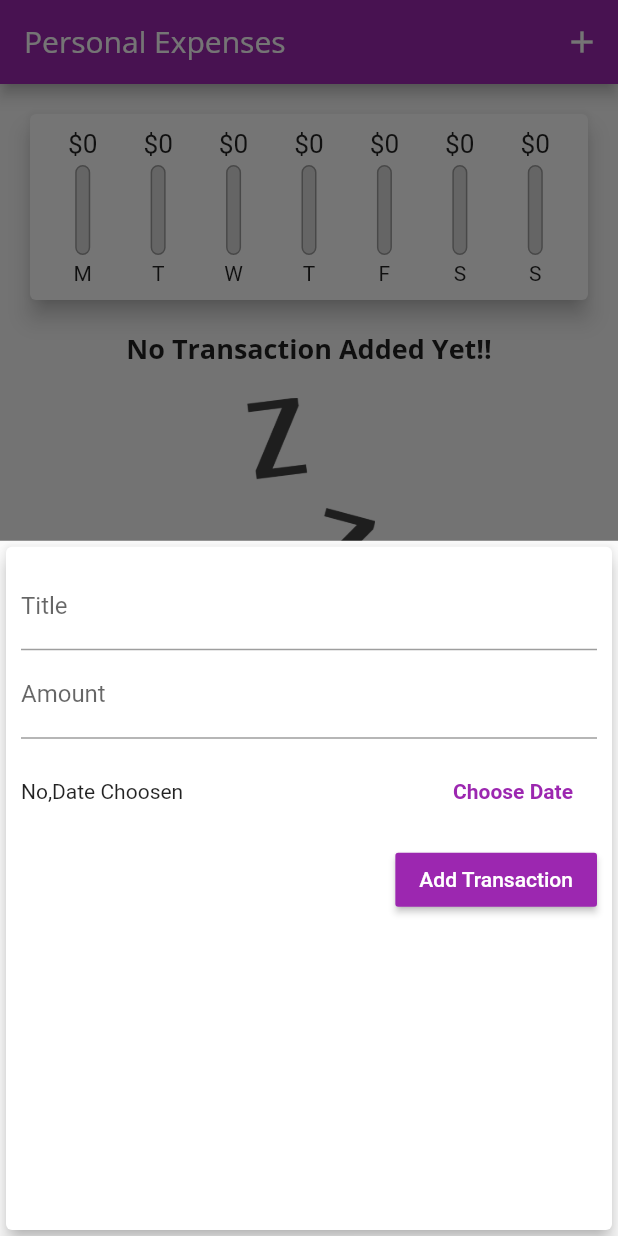
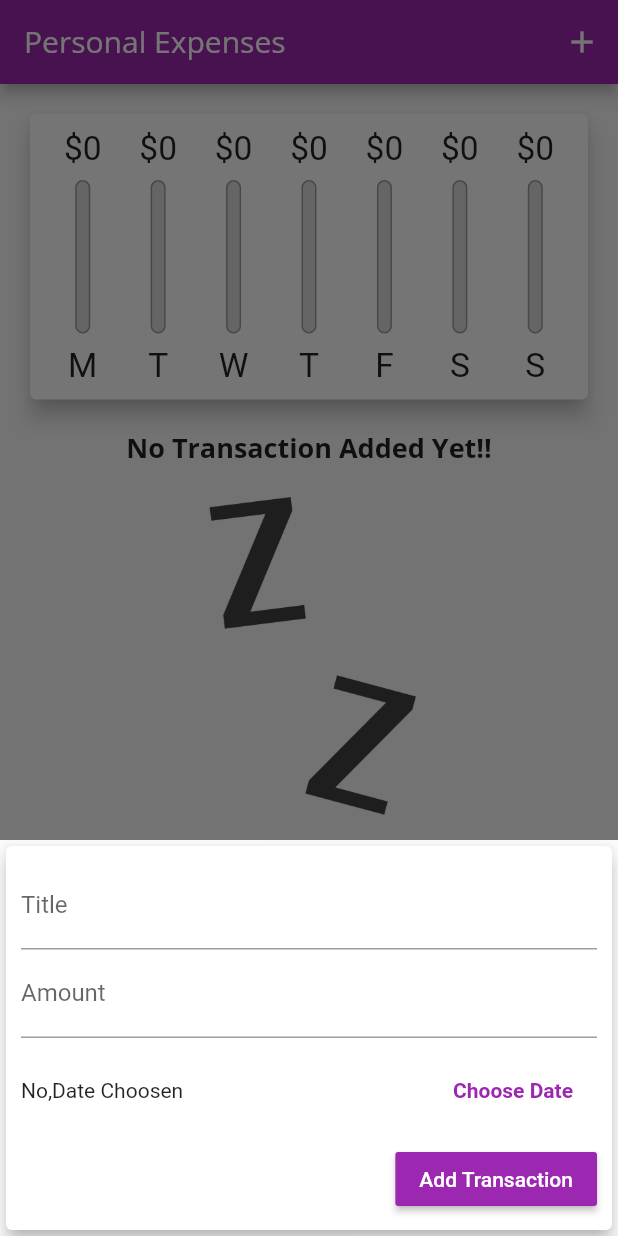
Before and after one commit to shailja-coolspy/Flutter_learning_project, a Flutter app: the screen it shows after launch, after a tap on the "add" icon, on a phone screen of 412 x 824 dp. Run offline on Flutter 3.47's test engine with Material 2 defaults, Android fonts, the phone set to English and light mode, and no system bars; missing offline and left inert: dart:ffi.

Commit message:
responsive and adaptive

```diff
--- a/expense_planner/lib/main.dart
+++ b/expense_planner/lib/main.dart
@@ -1,15 +1,27 @@
+//import dart package on top then third party package...
+import 'dart:io';
+
+import 'package:flutter/cupertino.dart';
 import 'package:expense_planner/widgets/chart.dart';
 import 'package:expense_planner/widgets/new_transaction.dart';
 import 'package:expense_planner/widgets/transaction_list.dart';
 import 'package:flutter/material.dart';
+import 'package:flutter/services.dart';
 import 'models/transaction.dart';
 import 'package:intl/intl.dart';
 
-void main() => runApp(MyApp());
+void main() {
+  //restricting app to potrait mode::
+  // WidgetsFlutterBinding.ensureInitialized();
+  // SystemChrome.setPreferredOrientations(
+  //     [DeviceOrientation.portraitUp, DeviceOrientation.portraitDown]);
+  runApp(MyApp());
+}
 
 class MyApp extends StatelessWidget {
   @override
   Widget build(BuildContext context) {
+    //we will not use cupertinoApp() becz of limited capability:::
     return MaterialApp(
       debugShowCheckedModeBanner: false,
       title: 'Personal Expenses',
@@ -25,7 +37,8 @@ class MyApp extends StatelessWidget {
                   fontFamily: 'OpenSans',
                   fontSize: 18,
                   fontWeight: FontWeight.bold,
-              ),),
+                ),
+              ),
           buttonColor: Colors.white,
           //APPBAR
           appBarTheme: AppBarTheme(
@@ -46,6 +59,9 @@ class MyHomePage extends StatefulWidget {
 }
 
 class _MyHomePageState extends State<MyHomePage> {
+  //switch boolean::
+  bool _showChart = false;
+
   final List<Transaction> _userTransaction = [
     // Transaction(
     //     id: 't1', title: 'New Shoes', amount: 2000, date: DateTime.now()),
@@ -61,7 +77,8 @@ class _MyHomePageState extends State<MyHomePage> {
     }).toList();
   }
 
-  void _addNewTransaction(String txTitle, double txAmount,DateTime choosenDate) {
+  void _addNewTransaction(
+      String txTitle, double txAmount, DateTime choosenDate) {
     final newTx = Transaction(
         id: DateTime.now().toString(),
         title: txTitle,
@@ -88,27 +105,34 @@ class _MyHomePageState extends State<MyHomePage> {
   }
 
   //delete transaction function:::
-  void _deleteTransaction(String id){
+  void _deleteTransaction(String id) {
     setState(() {
       _userTransaction.removeWhere((tx) {
-        return tx.id==id;
+        return tx.id == id;
       });
     });
   }
 
   @override
   Widget build(BuildContext context) {
-    return Scaffold(
-      // adding icon in body ...NOTE....::
-      floatingActionButton: FloatingActionButton(
-        child: Icon(Icons.add),
-        onPressed: () => _startAddNewTransaction(context),
+    //check whether we are in landscape mode::::
+    final isLandscape =
+        MediaQuery.of(context).orientation == Orientation.landscape;
+    //app bar final so we will not change it::
+    final PreferredSizeWidget app_bar = Platform.isIOS
+        ? CupertinoNavigationBar(
+            middle: const Text(
+              'Personal Expenses',
+              //style: Theme.of(context).,
             ),
-      // centering of icon body
-      floatingActionButtonLocation: FloatingActionButtonLocation.centerFloat,
-
-      appBar: AppBar(
-        title: Text(
+            trailing: Row(mainAxisSize: MainAxisSize.min, children: [
+              GestureDetector(
+                child: const Icon(CupertinoIcons.add),
+                onTap: (() => _startAddNewTransaction(context)),
+              ),
+            ]))
+        : AppBar(
+            title: const Text(
               'Personal Expenses',
               //style: Theme.of(context).,
             ),
@@ -116,20 +140,93 @@ class _MyHomePageState extends State<MyHomePage> {
               // ADDING ICON in app bar.....NOTE..::
               IconButton(
                   onPressed: () => _startAddNewTransaction(context),
-              icon: Icon(Icons.add))
+                  icon: const Icon(Icons.add))
             ],
-      ),
-      body: SingleChildScrollView(
+          ) as PreferredSizeWidget;
+
+    // list widegt::::
+    final txListWidget = Container(
+        //deducting app bar height::responsive
+        height: (MediaQuery.of(context).size.height -
+                app_bar.preferredSize.height -
+                MediaQuery.of(context).padding.top) *
+            0.7,
+        child: TransactionList(_userTransaction, _deleteTransaction));
+
+    //Body:::SafeArea make sure that every thing is within the boundaries:::
+    final pageBody = SafeArea(
+        child: SingleChildScrollView(
       child: Column(
           //mainAxisAlignment: MainAxisAlignment.spaceAround,
           crossAxisAlignment: CrossAxisAlignment.stretch,
           children: [
-              //chart...NOTE....::
-              Chart(_recentTransactions),
+            //switch chart bar:::
+            if (isLandscape)
+              Row(
+                mainAxisAlignment: MainAxisAlignment.center,
+                children: [
+                  Text(
+                    'Show Chart',
+                    style: Theme.of(context).textTheme.headline6,
+                  ),
+                  //adaptive for ios switch::
+                  Switch.adaptive(
+                    value: _showChart,
+                    onChanged: (val) {
+                      setState(() {
+                        _showChart = val;
+                      });
+                    },
+                  )
+                ],
+              ),
+            //if not in landscape mode i.e when in potrait mode
+            if (!isLandscape)
+              Container(
+                  //deducting app bar height::responsive
+                  //calculating height of device to make it responsive....here we are taking 60% of available height::::NOTE:::
+                  height: (MediaQuery.of(context).size.height -
+                          app_bar.preferredSize.height -
+                          MediaQuery.of(context).padding.top) *
+                      0.3,
+                  child: Chart(_recentTransactions)),
+            if (!isLandscape) txListWidget,
+
+            //chart...NOTE....::checking whether to show chart or not:::in landscape mode
+            if (isLandscape)
+              _showChart
+                  ? Container(
+                      //deducting app bar height::responsive
+                      //calculating height of device to make it responsive....here we are taking 60% of available height::::NOTE:::
+                      height: (MediaQuery.of(context).size.height -
+                              app_bar.preferredSize.height -
+                              MediaQuery.of(context).padding.top) *
+                          0.7,
+                      child: Chart(_recentTransactions))
                   //display list of transaction...
-              TransactionList(_userTransaction,_deleteTransaction),
+                  : txListWidget,
           ]),
+    ));
+
+    return Platform.isIOS
+        ? CupertinoPageScaffold(
+            child: pageBody,
+            navigationBar: app_bar as ObstructingPreferredSizeWidget,
+          )
+        : Scaffold(
+            // adding icon in body ...NOTE....::
+            floatingActionButton: Platform.isIOS
+                ? Container()
+                : FloatingActionButton(
+                    child: Icon(Icons.add),
+                    onPressed: () => _startAddNewTransaction(context),
                   ),
+            // centering of icon body
+            floatingActionButtonLocation:
+                FloatingActionButtonLocation.centerFloat,
+
+            appBar: app_bar,
+            body: pageBody,
           );
   }
 }
--- /dev/null
+++ b/expense_planner/lib/widgets/adaptive_flat_button.dart
@@ -0,0 +1,36 @@
+import 'dart:io';
+import'package:flutter/material.dart';
+import 'package:flutter/cupertino.dart';
+
+
+
+
+class AdaptiveFlatButton extends StatelessWidget {
+  final String text;
+  final VoidCallback handler;
+
+  AdaptiveFlatButton(this.text,this.handler);
+
+  @override
+  Widget build(BuildContext context) {
+
+    return Platform.isIOS
+                        ? CupertinoButton(
+                            child: Text(
+                              text,
+                              style: TextStyle(fontWeight: FontWeight.bold),
+                            ),
+                            onPressed: handler,
+
+                          )
+                        : FlatButton(
+                            onPressed: handler,
+                            child: Text(
+                              text,
+                              style: TextStyle(fontWeight: FontWeight.bold),
+                            ),
+                            textColor: Theme.of(context).primaryColor,
+                          );
+
+  }
+}
--- a/expense_planner/lib/widgets/chart_bar.dart
+++ b/expense_planner/lib/widgets/chart_bar.dart
@@ -14,18 +14,19 @@ class ChartBar extends StatelessWidget {
 
   @override
   Widget build(BuildContext context) {
+    return LayoutBuilder(builder: (ctx, constrains) {
       return Column(
         children: [
           Container(
-            height: 20,
+              height: constrains.maxHeight * 0.15,
               child: FittedBox(
                   child: Text('\$${spendingAmount.toStringAsFixed(0)}'))),
           SizedBox(
-          height: 4,
+            height: constrains.maxHeight * 0.05,
           ), //for spacing
           //Bar making....NOTE,,,,::
           Container(
-          height: 60,
+            height: constrains.maxHeight * 0.6,
             width: 10,
             child: Stack(
               children: [
@@ -48,10 +49,13 @@ class ChartBar extends StatelessWidget {
             ),
           ),
           SizedBox(
-          height: 4,
+            height: constrains.maxHeight * 0.05,
           ),
-        Text(label)
+          Container(
+              height: constrains.maxHeight * 0.15,
+              child: FittedBox(child: Text(label)))
         ],
       );
+    });
   }
 }
--- a/expense_planner/lib/widgets/new_transaction.dart
+++ b/expense_planner/lib/widgets/new_transaction.dart
@@ -1,4 +1,8 @@
+import 'dart:io';
+import '../widgets/adaptive_flat_button.dart';
+import 'package:flutter/cupertino.dart';
 import 'package:expense_planner/models/transaction.dart';
+import 'package:flutter/cupertino.dart';
 import 'package:flutter/src/foundation/key.dart';
 import 'package:flutter/src/widgets/framework.dart';
 import 'package:flutter/material.dart';
@@ -27,20 +31,19 @@ class _NewTransactionState extends State<NewTransaction> {
 
   //note on pressed function
   void _submitData() {
-
-    if(_amountController.text.isEmpty){
+    if (_amountController.text.isEmpty) {
       return;
     }
     final enteredTitle = _titleController.text;
     final enteredAmount = double.parse(_amountController.text);
 
-    if (enteredTitle.isEmpty || enteredAmount <= 0 || _selectedDate==null) {
+    if (enteredTitle.isEmpty || enteredAmount <= 0 || _selectedDate == null) {
       return;
     }
 
     //add new transaction
     //widget class help to acess "NewTransaction" class property...::NOTE::..::
-    widget.addTx(enteredTitle, enteredAmount,_selectedDate);
+    widget.addTx(enteredTitle, enteredAmount, _selectedDate);
 
     //it close the card after adding new transaction....automatically
     //context related to ur widget..
@@ -68,10 +71,15 @@ class _NewTransactionState extends State<NewTransaction> {
 
   @override
   Widget build(BuildContext context) {
-    return Card(
+    return SingleChildScrollView(
+      child: Card(
         elevation: 5,
         child: Container(
-        padding: EdgeInsets.all(10),
+          padding: EdgeInsets.only(
+              top: 10,
+              left: 10,
+              right: 10,
+              bottom: MediaQuery.of(context).viewInsets.bottom + 10),
           child: Column(crossAxisAlignment: CrossAxisAlignment.end, children: [
             TextField(
               decoration: InputDecoration(labelText: 'Title'),
@@ -100,14 +108,10 @@ class _NewTransactionState extends State<NewTransaction> {
                           ? 'No,Date Choosen'
                           : 'Picked date: ${DateFormat.yMd().format(_selectedDate!)}',
                     )),
-                  FlatButton(
-                    onPressed: _presentDatePicker,
-                    child: Text(
-                      'Choose Date',
-                      style: TextStyle(fontWeight: FontWeight.bold),
-                    ),
-                    textColor: Theme.of(context).primaryColor,
-                  )
+
+                    //flat button choose date::
+                    AdaptiveFlatButton('Choose Date',_presentDatePicker),
+
                   ],
                 )),
             RaisedButton(
@@ -122,6 +126,7 @@ class _NewTransactionState extends State<NewTransaction> {
             )
           ]),
         ),
+      ),
     );
   }
 }
--- a/expense_planner/lib/widgets/transaction_list.dart
+++ b/expense_planner/lib/widgets/transaction_list.dart
@@ -9,26 +9,31 @@ class TransactionList extends StatelessWidget {
   //delete transaction::
   final Function deleteTx;
 
-  TransactionList(this.transactions,this.deleteTx);
+  TransactionList(this.transactions, this.deleteTx);
 
   @override
   Widget build(BuildContext context) {
-    return Container(
-      height: 550,
-      //ternary operation
-      child: transactions.isEmpty
-          ? Column(
+    return transactions.isEmpty
+        ? LayoutBuilder(builder: (ctx, constrains) {
+            return Column(
               children: [
-                Text('No Transaction Added Yet!!',
+                Text(
+                  'No Transaction Added Yet!!',
                   style: Theme.of(context).textTheme.headline6,
                 ),
                 //used for spacing between text and image..NOTE..::
-                SizedBox(height: 20,),
+                SizedBox(
+                  height: 20,
+                ),
                 Container(
-                height: 200,
-                child: Image.asset('assets/images/waiting.png', fit: BoxFit.cover,)),
+                    height: constrains.maxHeight * 0.6,
+                    child: Image.asset(
+                      'assets/images/waiting.png',
+                      fit: BoxFit.cover,
+                    )),
               ],
-            )
+            );
+          })
         : ListView(
             //...::::>>::: Note..listview + container height(constrain for listview)..<<:::...:::
             children: transactions.map((tx) {
@@ -37,8 +42,7 @@ class TransactionList extends StatelessWidget {
                 children: [
                   Container(
                     //Margin_desg
-                      margin:
-                          EdgeInsets.symmetric(vertical: 10, horizontal: 15),
+                    margin: EdgeInsets.symmetric(vertical: 10, horizontal: 15),
                     //Border_desg
                     decoration: BoxDecoration(
                         border: Border.all(
@@ -75,21 +79,24 @@ class TransactionList extends StatelessWidget {
                           color: Colors.grey,
                         ),
                       ),
-
                     ],
-
                   ),
                   //Adding delete transaction icon:::
                   Expanded(
-
-                           child: IconButton(onPressed:()=>deleteTx(tx.id), icon: Icon(Icons.delete),color: Theme.of(context).errorColor,),
+                    child: MediaQuery.of(context).size.width > 400
+                        ? FlatButton.icon(
+                            onPressed: () => deleteTx(tx.id),
+                            icon: Icon(Icons.delete),
+                            textColor: Theme.of(context).errorColor, label: Text('Delete'))
+                        : IconButton(
+                            onPressed: () => deleteTx(tx.id),
+                            icon: Icon(Icons.delete),
+                            color: Theme.of(context).errorColor,
                           ),
-
+                  ),
                 ],
-
               )); //Mapping of transaction
             }).toList(),
-            ),
           );
   }
 }
```
Lines whose indentation alone changed are shown as unchanged.
